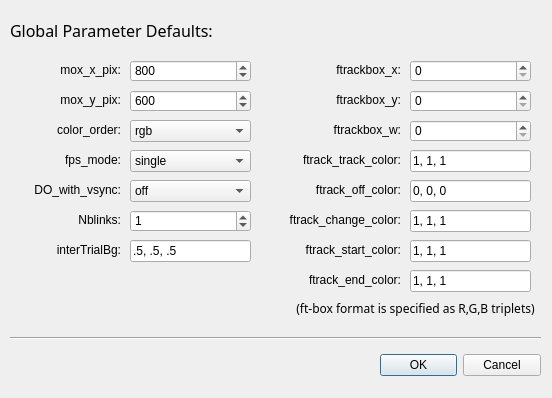
cculianu/StimulateOpenGL_II, file ParamDefaultsWindow.ui: the form before one commit.
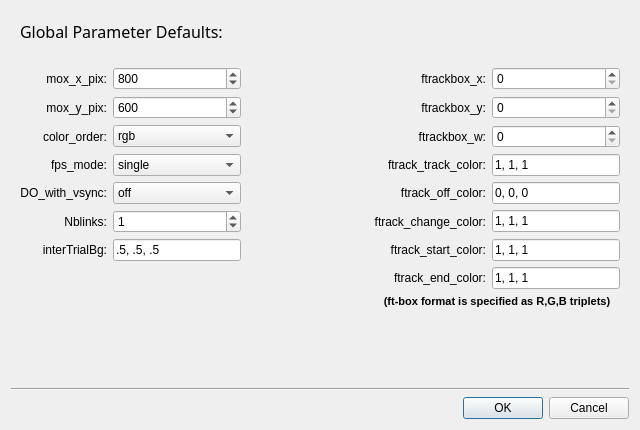
The form after the commit.

```diff
--- a/ParamDefaultsWindow.ui
+++ b/ParamDefaultsWindow.ui
@@ -6,38 +6,78 @@
    <rect>
     <x>0</x>
     <y>0</y>
-    <width>552</width>
-    <height>398</height>
+    <width>640</width>
+    <height>430</height>
    </rect>
   </property>
   <property name="windowTitle">
    <string>Global Parameter Defaults</string>
   </property>
-  <widget class="QDialogButtonBox" name="buttonBox">
-   <property name="geometry">
-    <rect>
-     <x>380</x>
-     <y>350</y>
-     <width>161</width>
-     <height>31</height>
-    </rect>
-   </property>
+  <layout class="QVBoxLayout" name="verticalLayout" stretch="0,1,0,0">
+   <item>
+    <widget class="QWidget" name="widget_2" native="true">
+     <layout class="QHBoxLayout" name="horizontalLayout">
+      <item>
+       <widget class="QLabel" name="label_4">
+        <property name="font">
+         <font>
+          <family>Arial Black</family>
+          <pointsize>12</pointsize>
+         </font>
+        </property>
+        <property name="text">
+         <string>Global Parameter Defaults:</string>
+        </property>
+       </widget>
+      </item>
+      <item>
+       <spacer name="horizontalSpacer">
    <property name="orientation">
     <enum>Qt::Horizontal</enum>
    </property>
-   <property name="standardButtons">
-    <set>QDialogButtonBox::Cancel|QDialogButtonBox::Ok</set>
-   </property>
-  </widget>
+        <property name="sizeHint" stdset="0">
+         <size>
+          <width>325</width>
+          <height>20</height>
+         </size>
+        </property>
+       </spacer>
+      </item>
+     </layout>
+    </widget>
+   </item>
+   <item>
+    <widget class="QWidget" name="widget" native="true">
+     <layout class="QGridLayout" name="gridLayout">
+      <item row="0" column="1">
+       <widget class="QSpinBox" name="sb_mon_x_pix">
+        <property name="maximum">
+         <number>9999</number>
+        </property>
+        <property name="value">
+         <number>800</number>
+        </property>
+       </widget>
+      </item>
+      <item row="0" column="0">
+       <widget class="QLabel" name="label">
+        <property name="text">
+         <string>mox_x_pix:</string>
+        </property>
+        <property name="alignment">
+         <set>Qt::AlignRight|Qt::AlignTrailing|Qt::AlignVCenter</set>
+        </property>
+       </widget>
+      </item>
+      <item row="0" column="4">
+       <widget class="QSpinBox" name="sb_ftrackbox_x">
+        <property name="maximum">
+         <number>9999</number>
+        </property>
+       </widget>
+      </item>
+      <item row="1" column="0">
   <widget class="QLabel" name="label_2">
-   <property name="geometry">
-    <rect>
-     <x>40</x>
-     <y>90</y>
-     <width>81</width>
-     <height>20</height>
-    </rect>
-   </property>
    <property name="text">
     <string>mox_y_pix:</string>
    </property>
@@ -45,15 +85,39 @@
     <set>Qt::AlignRight|Qt::AlignTrailing|Qt::AlignVCenter</set>
    </property>
   </widget>
+      </item>
+      <item row="5" column="3">
+       <widget class="QLabel" name="label_13">
+        <property name="text">
+         <string>ftrack_change_color:</string>
+        </property>
+        <property name="alignment">
+         <set>Qt::AlignRight|Qt::AlignTrailing|Qt::AlignVCenter</set>
+        </property>
+       </widget>
+      </item>
+      <item row="5" column="1">
+       <widget class="QSpinBox" name="sb_nblinks">
+        <property name="maximum">
+         <number>9999</number>
+        </property>
+        <property name="value">
+         <number>1</number>
+        </property>
+       </widget>
+      </item>
+      <item row="2" column="3">
+       <widget class="QLabel" name="label_11">
+        <property name="text">
+         <string>ftrackbox_w:</string>
+        </property>
+        <property name="alignment">
+         <set>Qt::AlignRight|Qt::AlignTrailing|Qt::AlignVCenter</set>
+        </property>
+       </widget>
+      </item>
+      <item row="1" column="1">
   <widget class="QSpinBox" name="sb_mon_y_pix">
-   <property name="geometry">
-    <rect>
-     <x>130</x>
-     <y>90</y>
-     <width>121</width>
-     <height>22</height>
-    </rect>
-   </property>
    <property name="maximum">
     <number>9999</number>
    </property>
@@ -61,47 +125,78 @@
     <number>600</number>
    </property>
   </widget>
-  <widget class="QLabel" name="label">
-   <property name="geometry">
-    <rect>
-     <x>40</x>
-     <y>60</y>
-     <width>81</width>
-     <height>20</height>
-    </rect>
-   </property>
+      </item>
+      <item row="3" column="3">
+       <widget class="QLabel" name="label_8">
    <property name="text">
-    <string>mox_x_pix:</string>
+         <string>ftrack_track_color:</string>
    </property>
    <property name="alignment">
     <set>Qt::AlignRight|Qt::AlignTrailing|Qt::AlignVCenter</set>
    </property>
   </widget>
-  <widget class="QSpinBox" name="sb_mon_x_pix">
-   <property name="geometry">
-    <rect>
-     <x>130</x>
-     <y>60</y>
-     <width>121</width>
-     <height>22</height>
-    </rect>
-   </property>
+      </item>
+      <item row="4" column="1">
+       <widget class="QComboBox" name="cb_do_with_vsync">
+        <item>
+         <property name="text">
+          <string>off</string>
+         </property>
+        </item>
+       </widget>
+      </item>
+      <item row="2" column="4">
+       <widget class="QSpinBox" name="sb_ftrackbox_w">
    <property name="maximum">
     <number>9999</number>
    </property>
-   <property name="value">
-    <number>800</number>
-   </property>
-  </widget>
+       </widget>
+      </item>
+      <item row="4" column="4">
+       <widget class="QLineEdit" name="le_ftrack_off">
+        <property name="text">
+         <string>0, 0, 0</string>
+        </property>
+       </widget>
+      </item>
+      <item row="1" column="3">
+       <widget class="QLabel" name="label_9">
+        <property name="text">
+         <string>ftrackbox_y:</string>
+        </property>
+        <property name="alignment">
+         <set>Qt::AlignRight|Qt::AlignTrailing|Qt::AlignVCenter</set>
+        </property>
+       </widget>
+      </item>
+      <item row="3" column="1">
+       <widget class="QComboBox" name="cb_fps_mode">
+        <item>
+         <property name="text">
+          <string>single</string>
+         </property>
+        </item>
+        <item>
+         <property name="text">
+          <string>double</string>
+         </property>
+        </item>
+        <item>
+         <property name="text">
+          <string>triple</string>
+         </property>
+        </item>
+       </widget>
+      </item>
+      <item row="3" column="4">
+       <widget class="QLineEdit" name="le_ftrack_track">
+        <property name="text">
+         <string>1, 1, 1</string>
+        </property>
+       </widget>
+      </item>
+      <item row="2" column="1">
   <widget class="QComboBox" name="cb_color_order">
-   <property name="geometry">
-    <rect>
-     <x>130</x>
-     <y>120</y>
-     <width>121</width>
-     <height>22</height>
-    </rect>
-   </property>
    <item>
     <property name="text">
      <string>rgb</string>
@@ -133,70 +228,29 @@
     </property>
    </item>
   </widget>
-  <widget class="QLabel" name="label_9">
-   <property name="geometry">
-    <rect>
-     <x>270</x>
-     <y>90</y>
-     <width>131</width>
-     <height>20</height>
-    </rect>
-   </property>
+      </item>
+      <item row="5" column="0">
+       <widget class="QLabel" name="label_6">
    <property name="text">
-    <string>ftrackbox_y:</string>
+         <string>Nblinks:</string>
    </property>
    <property name="alignment">
     <set>Qt::AlignRight|Qt::AlignTrailing|Qt::AlignVCenter</set>
    </property>
   </widget>
-  <widget class="QSpinBox" name="sb_ftrackbox_y">
-   <property name="geometry">
-    <rect>
-     <x>410</x>
-     <y>90</y>
-     <width>121</width>
-     <height>22</height>
-    </rect>
-   </property>
-   <property name="maximum">
-    <number>9999</number>
-   </property>
-  </widget>
-  <widget class="QSpinBox" name="sb_ftrackbox_x">
-   <property name="geometry">
-    <rect>
-     <x>410</x>
-     <y>60</y>
-     <width>121</width>
-     <height>22</height>
-    </rect>
-   </property>
-   <property name="maximum">
-    <number>9999</number>
-   </property>
-  </widget>
-  <widget class="QSpinBox" name="sb_ftrackbox_w">
-   <property name="geometry">
-    <rect>
-     <x>410</x>
-     <y>120</y>
-     <width>121</width>
-     <height>22</height>
-    </rect>
-   </property>
-   <property name="maximum">
-    <number>9999</number>
-   </property>
-  </widget>
+      </item>
+      <item row="4" column="0">
+       <widget class="QLabel" name="label_12">
+        <property name="text">
+         <string>DO_with_vsync:</string>
+        </property>
+        <property name="alignment">
+         <set>Qt::AlignRight|Qt::AlignTrailing|Qt::AlignVCenter</set>
+        </property>
+       </widget>
+      </item>
+      <item row="2" column="0">
   <widget class="QLabel" name="label_3">
-   <property name="geometry">
-    <rect>
-     <x>40</x>
-     <y>120</y>
-     <width>81</width>
-     <height>20</height>
-    </rect>
-   </property>
    <property name="text">
     <string>color_order:</string>
    </property>
@@ -204,72 +258,26 @@
     <set>Qt::AlignRight|Qt::AlignTrailing|Qt::AlignVCenter</set>
    </property>
   </widget>
-  <widget class="QLabel" name="label_14">
-   <property name="geometry">
-    <rect>
-     <x>40</x>
-     <y>150</y>
-     <width>81</width>
-     <height>20</height>
-    </rect>
-   </property>
+      </item>
+      <item row="6" column="0">
+       <widget class="QLabel" name="label_17">
    <property name="text">
-    <string>fps_mode:</string>
+         <string>interTrialBg:</string>
    </property>
    <property name="alignment">
     <set>Qt::AlignRight|Qt::AlignTrailing|Qt::AlignVCenter</set>
    </property>
   </widget>
-  <widget class="QComboBox" name="cb_fps_mode">
-   <property name="geometry">
-    <rect>
-     <x>130</x>
-     <y>150</y>
-     <width>121</width>
-     <height>22</height>
-    </rect>
-   </property>
-   <item>
-    <property name="text">
-     <string>single</string>
-    </property>
-   </item>
-   <item>
-    <property name="text">
-     <string>double</string>
-    </property>
-   </item>
-   <item>
-    <property name="text">
-     <string>triple</string>
-    </property>
-   </item>
-  </widget>
-  <widget class="QLabel" name="label_11">
-   <property name="geometry">
-    <rect>
-     <x>270</x>
-     <y>120</y>
-     <width>131</width>
-     <height>20</height>
-    </rect>
-   </property>
-   <property name="text">
-    <string>ftrackbox_w:</string>
-   </property>
-   <property name="alignment">
-    <set>Qt::AlignRight|Qt::AlignTrailing|Qt::AlignVCenter</set>
-   </property>
-  </widget>
+      </item>
+      <item row="1" column="4">
+       <widget class="QSpinBox" name="sb_ftrackbox_y">
+        <property name="maximum">
+         <number>9999</number>
+        </property>
+       </widget>
+      </item>
+      <item row="0" column="3">
   <widget class="QLabel" name="label_7">
-   <property name="geometry">
-    <rect>
-     <x>270</x>
-     <y>60</y>
-     <width>131</width>
-     <height>20</height>
-    </rect>
-   </property>
    <property name="text">
     <string>ftrackbox_x:</string>
    </property>
@@ -277,227 +285,28 @@
     <set>Qt::AlignRight|Qt::AlignTrailing|Qt::AlignVCenter</set>
    </property>
   </widget>
-  <widget class="QLabel" name="label_4">
-   <property name="geometry">
-    <rect>
-     <x>10</x>
-     <y>20</y>
-     <width>271</width>
-     <height>21</height>
-    </rect>
-   </property>
-   <property name="font">
-    <font>
-     <family>Arial Black</family>
-     <pointsize>12</pointsize>
-    </font>
-   </property>
-   <property name="text">
-    <string>Global Parameter Defaults:</string>
-   </property>
-  </widget>
-  <widget class="Line" name="line">
-   <property name="geometry">
-    <rect>
-     <x>10</x>
-     <y>330</y>
-     <width>531</width>
-     <height>16</height>
-    </rect>
-   </property>
+      </item>
+      <item row="9" column="3">
+       <spacer name="verticalSpacer">
    <property name="orientation">
-    <enum>Qt::Horizontal</enum>
-   </property>
-  </widget>
-  <widget class="QLabel" name="label_12">
-   <property name="geometry">
-    <rect>
-     <x>10</x>
-     <y>180</y>
-     <width>111</width>
-     <height>20</height>
-    </rect>
-   </property>
-   <property name="text">
-    <string>DO_with_vsync:</string>
-   </property>
-   <property name="alignment">
-    <set>Qt::AlignRight|Qt::AlignTrailing|Qt::AlignVCenter</set>
-   </property>
-  </widget>
-  <widget class="QComboBox" name="cb_do_with_vsync">
-   <property name="geometry">
-    <rect>
-     <x>130</x>
-     <y>180</y>
-     <width>121</width>
-     <height>22</height>
-    </rect>
-   </property>
-   <item>
-    <property name="text">
-     <string>off</string>
-    </property>
-   </item>
-  </widget>
-  <widget class="QLabel" name="label_10">
-   <property name="geometry">
-    <rect>
-     <x>270</x>
-     <y>180</y>
-     <width>131</width>
-     <height>20</height>
-    </rect>
-   </property>
-   <property name="text">
-    <string>ftrack_off_color:</string>
-   </property>
-   <property name="alignment">
-    <set>Qt::AlignRight|Qt::AlignTrailing|Qt::AlignVCenter</set>
-   </property>
-  </widget>
-  <widget class="QLabel" name="label_8">
-   <property name="geometry">
-    <rect>
-     <x>270</x>
-     <y>150</y>
-     <width>131</width>
-     <height>20</height>
-    </rect>
-   </property>
-   <property name="text">
-    <string>ftrack_track_color:</string>
-   </property>
-   <property name="alignment">
-    <set>Qt::AlignRight|Qt::AlignTrailing|Qt::AlignVCenter</set>
-   </property>
-  </widget>
-  <widget class="QLabel" name="label_13">
-   <property name="geometry">
-    <rect>
-     <x>270</x>
-     <y>210</y>
-     <width>131</width>
-     <height>20</height>
-    </rect>
-   </property>
-   <property name="text">
-    <string>ftrack_change_color:</string>
-   </property>
-   <property name="alignment">
-    <set>Qt::AlignRight|Qt::AlignTrailing|Qt::AlignVCenter</set>
-   </property>
-  </widget>
-  <widget class="QLabel" name="label_15">
-   <property name="geometry">
-    <rect>
-     <x>270</x>
-     <y>240</y>
-     <width>131</width>
-     <height>20</height>
-    </rect>
-   </property>
-   <property name="text">
-    <string>ftrack_start_color:</string>
-   </property>
-   <property name="alignment">
-    <set>Qt::AlignRight|Qt::AlignTrailing|Qt::AlignVCenter</set>
-   </property>
-  </widget>
-  <widget class="QLabel" name="label_16">
-   <property name="geometry">
-    <rect>
-     <x>270</x>
-     <y>270</y>
-     <width>131</width>
-     <height>20</height>
-    </rect>
-   </property>
-   <property name="text">
-    <string>ftrack_end_color:</string>
-   </property>
-   <property name="alignment">
-    <set>Qt::AlignRight|Qt::AlignTrailing|Qt::AlignVCenter</set>
-   </property>
-  </widget>
-  <widget class="QLineEdit" name="le_ftrack_track">
-   <property name="geometry">
-    <rect>
-     <x>410</x>
-     <y>150</y>
-     <width>121</width>
-     <height>22</height>
-    </rect>
-   </property>
-   <property name="text">
-    <string>1, 1, 1</string>
-   </property>
-  </widget>
-  <widget class="QLineEdit" name="le_ftrack_off">
-   <property name="geometry">
-    <rect>
-     <x>410</x>
-     <y>180</y>
-     <width>121</width>
-     <height>22</height>
-    </rect>
-   </property>
-   <property name="text">
-    <string>0, 0, 0</string>
-   </property>
-  </widget>
-  <widget class="QLineEdit" name="le_ftrack_change">
-   <property name="geometry">
-    <rect>
-     <x>410</x>
-     <y>210</y>
-     <width>121</width>
-     <height>22</height>
-    </rect>
-   </property>
-   <property name="text">
-    <string>1, 1, 1</string>
-   </property>
-  </widget>
-  <widget class="QLineEdit" name="le_ftrack_start">
-   <property name="geometry">
-    <rect>
-     <x>410</x>
-     <y>240</y>
-     <width>121</width>
-     <height>22</height>
-    </rect>
-   </property>
-   <property name="text">
-    <string>1, 1, 1</string>
-   </property>
-  </widget>
-  <widget class="QLineEdit" name="le_ftrack_end">
-   <property name="geometry">
-    <rect>
-     <x>410</x>
-     <y>270</y>
-     <width>121</width>
-     <height>22</height>
-    </rect>
-   </property>
-   <property name="text">
-    <string>1, 1, 1</string>
-   </property>
-  </widget>
+         <enum>Qt::Vertical</enum>
+        </property>
+        <property name="sizeHint" stdset="0">
+         <size>
+          <width>20</width>
+          <height>40</height>
+         </size>
+        </property>
+       </spacer>
+      </item>
+      <item row="8" column="3" colspan="2">
   <widget class="QLabel" name="label_5">
-   <property name="geometry">
-    <rect>
-     <x>290</x>
-     <y>300</y>
-     <width>251</width>
-     <height>16</height>
-    </rect>
-   </property>
    <property name="font">
     <font>
-     <family>Lucida Sans</family>
-     <pointsize>9</pointsize>
+          <family>MS Shell Dlg 2</family>
+          <pointsize>8</pointsize>
+          <weight>75</weight>
+          <bold>true</bold>
     </font>
    </property>
    <property name="text">
@@ -510,67 +319,109 @@
     <set>Qt::AlignCenter</set>
    </property>
   </widget>
-  <widget class="QSpinBox" name="sb_nblinks">
-   <property name="geometry">
-    <rect>
-     <x>130</x>
-     <y>210</y>
-     <width>121</width>
-     <height>22</height>
-    </rect>
-   </property>
-   <property name="maximum">
-    <number>9999</number>
-   </property>
-   <property name="value">
-    <number>1</number>
-   </property>
-  </widget>
-  <widget class="QLabel" name="label_6">
-   <property name="geometry">
-    <rect>
-     <x>40</x>
-     <y>210</y>
-     <width>81</width>
-     <height>20</height>
-    </rect>
-   </property>
+      </item>
+      <item row="7" column="3">
+       <widget class="QLabel" name="label_16">
    <property name="text">
-    <string>Nblinks:</string>
+         <string>ftrack_end_color:</string>
    </property>
    <property name="alignment">
     <set>Qt::AlignRight|Qt::AlignTrailing|Qt::AlignVCenter</set>
    </property>
   </widget>
+      </item>
+      <item row="6" column="4">
+       <widget class="QLineEdit" name="le_ftrack_start">
+        <property name="text">
+         <string>1, 1, 1</string>
+        </property>
+       </widget>
+      </item>
+      <item row="6" column="1">
   <widget class="QLineEdit" name="le_inter_trial_bg">
-   <property name="geometry">
-    <rect>
-     <x>130</x>
-     <y>240</y>
-     <width>121</width>
-     <height>22</height>
-    </rect>
-   </property>
    <property name="text">
     <string>.5, .5, .5</string>
    </property>
   </widget>
-  <widget class="QLabel" name="label_17">
-   <property name="geometry">
-    <rect>
-     <x>-10</x>
-     <y>240</y>
-     <width>131</width>
+      </item>
+      <item row="5" column="4">
+       <widget class="QLineEdit" name="le_ftrack_change">
+        <property name="text">
+         <string>1, 1, 1</string>
+        </property>
+       </widget>
+      </item>
+      <item row="7" column="4">
+       <widget class="QLineEdit" name="le_ftrack_end">
+        <property name="text">
+         <string>1, 1, 1</string>
+        </property>
+       </widget>
+      </item>
+      <item row="4" column="3">
+       <widget class="QLabel" name="label_10">
+        <property name="text">
+         <string>ftrack_off_color:</string>
+        </property>
+        <property name="alignment">
+         <set>Qt::AlignRight|Qt::AlignTrailing|Qt::AlignVCenter</set>
+        </property>
+       </widget>
+      </item>
+      <item row="6" column="3">
+       <widget class="QLabel" name="label_15">
+        <property name="text">
+         <string>ftrack_start_color:</string>
+        </property>
+        <property name="alignment">
+         <set>Qt::AlignRight|Qt::AlignTrailing|Qt::AlignVCenter</set>
+        </property>
+       </widget>
+      </item>
+      <item row="3" column="0">
+       <widget class="QLabel" name="label_14">
+        <property name="text">
+         <string>fps_mode:</string>
+        </property>
+        <property name="alignment">
+         <set>Qt::AlignRight|Qt::AlignTrailing|Qt::AlignVCenter</set>
+        </property>
+       </widget>
+      </item>
+      <item row="2" column="2">
+       <spacer name="horizontalSpacer_2">
+        <property name="orientation">
+         <enum>Qt::Horizontal</enum>
+        </property>
+        <property name="sizeHint" stdset="0">
+         <size>
+          <width>40</width>
      <height>20</height>
-    </rect>
-   </property>
-   <property name="text">
-    <string>interTrialBg:</string>
-   </property>
-   <property name="alignment">
-    <set>Qt::AlignRight|Qt::AlignTrailing|Qt::AlignVCenter</set>
-   </property>
-  </widget>
+         </size>
+        </property>
+       </spacer>
+      </item>
+     </layout>
+    </widget>
+   </item>
+   <item>
+    <widget class="Line" name="line">
+     <property name="orientation">
+      <enum>Qt::Horizontal</enum>
+     </property>
+    </widget>
+   </item>
+   <item>
+    <widget class="QDialogButtonBox" name="buttonBox">
+     <property name="orientation">
+      <enum>Qt::Horizontal</enum>
+     </property>
+     <property name="standardButtons">
+      <set>QDialogButtonBox::Cancel|QDialogButtonBox::Ok</set>
+     </property>
+    </widget>
+   </item>
+  </layout>
  </widget>
  <tabstops>
   <tabstop>sb_mon_x_pix</tabstop>
```
Lines whose indentation alone changed are shown as unchanged.
